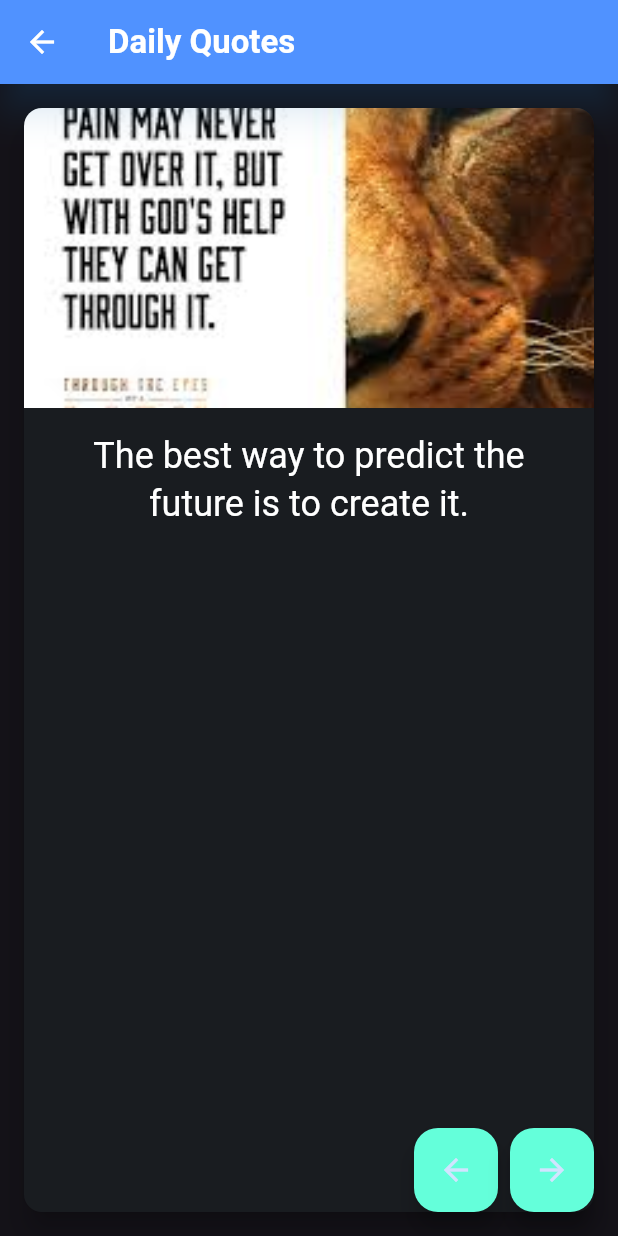
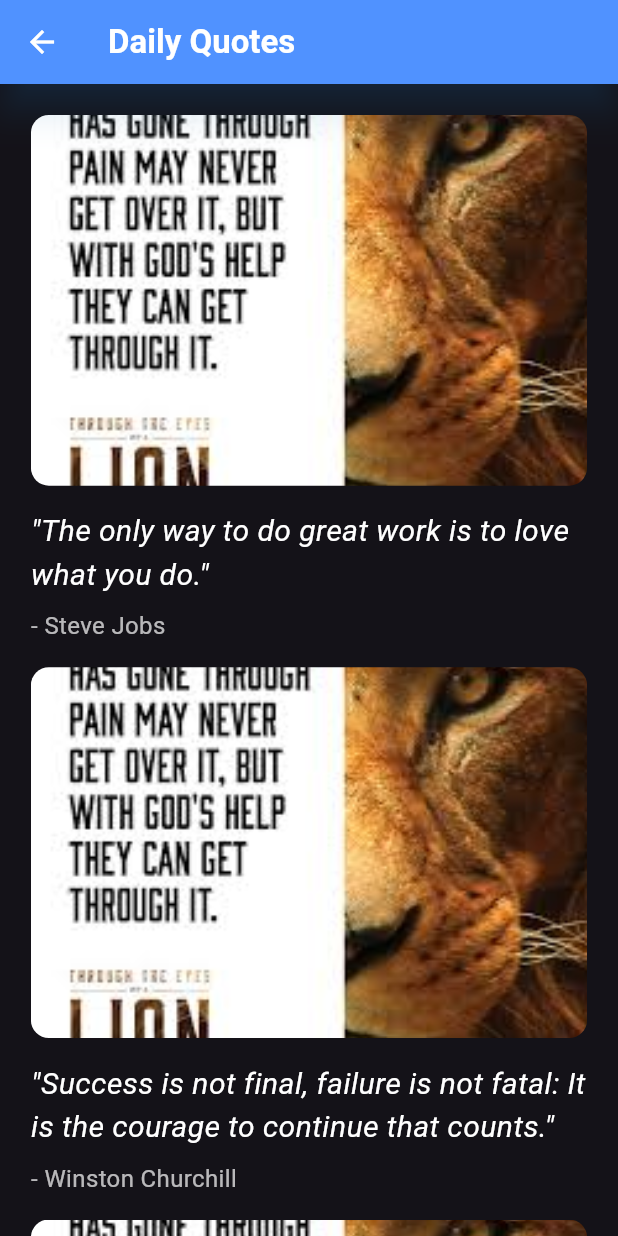
Before and after one commit to sajidbaba1/Habit-Tracker-App, a Flutter app: the DailyQuotesScreen screen opened directly, on a phone screen of 412 x 824 dp. Run offline on Flutter 3.47's test engine with Material 3 defaults, Android fonts, the phone set to English and light mode, and no system bars; our stand-ins replace animated_text_kit, flutter_colorpicker, get_it, rxdart, sqflite; accounts and stored records are empty.

Commit message:
some of the files edited

```diff
--- a/lib/screens/daily_quotes_screen.dart
+++ b/lib/screens/daily_quotes_screen.dart
@@ -1,96 +1,126 @@
 import 'package:flutter/material.dart';
-import 'package:animations/animations.dart';
+import 'package:habit_tracker_app/services/navigation_service.dart';
+import 'package:get_it/get_it.dart';
 
-class DailyQuotesScreen extends StatefulWidget {
+class DailyQuotesScreen extends StatelessWidget {
   const DailyQuotesScreen({super.key});
 
   @override
-  _DailyQuotesScreenState createState() => _DailyQuotesScreenState();
-}
+  Widget build(BuildContext context) {
+    final navigationService = GetIt.I<NavigationService>();
+    final screenWidth = MediaQuery.of(context).size.width;
+    final screenHeight = MediaQuery.of(context).size.height;
 
-class _DailyQuotesScreenState extends State<DailyQuotesScreen> {
-  final List<Map<String, String>> quotes = [
-    {'text': 'The best way to predict the future is to create it.', 'image': 'assets/images/quote1.jpg'},
-    {'text': 'Success is not final, failure is not fatal.', 'image': 'assets/images/quote2.jpg'},
-    {'text': 'Believe you can and you\'re halfway there.', 'image': 'assets/images/quote3.jpg'},
-  ];
-  int _currentIndex = 0;
-
-  void _nextQuote() {
-    setState(() {
-      _currentIndex = (_currentIndex + 1) % quotes.length;
-    });
-  }
-
-  void _previousQuote() {
-    setState(() {
-      _currentIndex = (_currentIndex - 1) % quotes.length;
-      if (_currentIndex < 0) _currentIndex = quotes.length - 1;
-    });
-  }
-
-  @override
-  Widget build(BuildContext context) {
     return Scaffold(
       appBar: AppBar(
-        title: const Text('Daily Quotes', style: TextStyle(fontWeight: FontWeight.bold, color: Colors.white)),
+        title: Text(
+          'Daily Quotes',
+          style: TextStyle(fontWeight: FontWeight.bold, color: Theme.of(context).colorScheme.onPrimary),
+        ),
         backgroundColor: Theme.of(context).colorScheme.primary,
         elevation: 10,
-        shadowColor: Colors.blue.withOpacity(0.3),
+        shadowColor: Colors.blue.withValues(alpha: 0.3),
+        leading: IconButton(
+          icon: Icon(Icons.arrow_back, color: Theme.of(context).colorScheme.onPrimary),
+          onPressed: () => navigationService.goBack(),
+        ),
       ),
-      body: PageTransitionSwitcher(
-        duration: const Duration(milliseconds: 500),
-        transitionBuilder: (child, animation, secondaryAnimation) {
-          return FadeThroughTransition(
-            animation: animation,
-            secondaryAnimation: secondaryAnimation,
-            child: child,
-          );
-        },
-        child: Card(
-          key: ValueKey(_currentIndex),
-          elevation: 8,
-          margin: const EdgeInsets.all(16.0),
-          shape: RoundedRectangleBorder(borderRadius: BorderRadius.circular(12)),
+      body: SafeArea(
+        child: SingleChildScrollView(
+          padding: EdgeInsets.all(screenWidth * 0.05),
           child: Column(
+            crossAxisAlignment: CrossAxisAlignment.start,
             children: [
-              ClipRRect(
-                borderRadius: const BorderRadius.only(
-                  topLeft: Radius.circular(12),
-                  topRight: Radius.circular(12),
+              Center(
+                child: ClipRRect(
+                  borderRadius: BorderRadius.circular(12.0),
+                  child: Image.asset(
+                    'assets/images/quote1.jpg',
+                    width: screenWidth * 0.9,
+                    height: screenHeight * 0.3,
+                    fit: BoxFit.cover,
+                  ),
                 ),
-                child: Image.asset(quotes[_currentIndex]['image']!, fit: BoxFit.cover, height: 200, width: double.infinity),
               ),
-              Padding(
-                padding: const EdgeInsets.all(16.0),
-                child: Text(
-                  quotes[_currentIndex]['text']!,
-                  style: Theme.of(context).textTheme.headlineSmall?.copyWith(color: Theme.of(context).colorScheme.onSurface),
-                  textAlign: TextAlign.center,
+              const SizedBox(height: 16.0),
+              Text(
+                '"The only way to do great work is to love what you do."',
+                style: TextStyle(
+                  fontSize: 20,
+                  fontStyle: FontStyle.italic,
+                  color: Theme.of(context).colorScheme.onSurface,
+                ),
+              ),
+              const SizedBox(height: 8.0),
+              Text(
+                '- Steve Jobs',
+                style: TextStyle(
+                  fontSize: 16,
+                  color: Theme.of(context).colorScheme.onSurface.withValues(alpha: 0.7),
+                ),
+              ),
+              const SizedBox(height: 16.0),
+              Center(
+                child: ClipRRect(
+                  borderRadius: BorderRadius.circular(12.0),
+                  child: Image.asset(
+                    'assets/images/quote2.jpg',
+                    width: screenWidth * 0.9,
+                    height: screenHeight * 0.3,
+                    fit: BoxFit.cover,
+                  ),
+                ),
+              ),
+              const SizedBox(height: 16.0),
+              Text(
+                '"Success is not final, failure is not fatal: It is the courage to continue that counts."',
+                style: TextStyle(
+                  fontSize: 20,
+                  fontStyle: FontStyle.italic,
+                  color: Theme.of(context).colorScheme.onSurface,
+                ),
+              ),
+              const SizedBox(height: 8.0),
+              Text(
+                '- Winston Churchill',
+                style: TextStyle(
+                  fontSize: 16,
+                  color: Theme.of(context).colorScheme.onSurface.withValues(alpha: 0.7),
+                ),
+              ),
+              const SizedBox(height: 16.0),
+              Center(
+                child: ClipRRect(
+                  borderRadius: BorderRadius.circular(12.0),
+                  child: Image.asset(
+                    'assets/images/quote3.jpg',
+                    width: screenWidth * 0.9,
+                    height: screenHeight * 0.3,
+                    fit: BoxFit.cover,
+                  ),
+                ),
+              ),
+              const SizedBox(height: 16.0),
+              Text(
+                '"Believe you can and you\'re halfway there."',
+                style: TextStyle(
+                  fontSize: 20,
+                  fontStyle: FontStyle.italic,
+                  color: Theme.of(context).colorScheme.onSurface,
+                ),
+              ),
+              const SizedBox(height: 8.0),
+              Text(
+                '- Theodore Roosevelt',
+                style: TextStyle(
+                  fontSize: 16,
+                  color: Theme.of(context).colorScheme.onSurface.withValues(alpha: 0.7),
                 ),
               ),
             ],
           ),
         ),
       ),
-      floatingActionButton: Row(
-        mainAxisAlignment: MainAxisAlignment.end,
-        children: [
-          FloatingActionButton(
-            onPressed: _previousQuote,
-            child: const Icon(Icons.arrow_back),
-            heroTag: 'prevQuote',
-            backgroundColor: Theme.of(context).colorScheme.secondary,
-          ),
-          const SizedBox(width: 8),
-          FloatingActionButton(
-            onPressed: _nextQuote,
-            child: const Icon(Icons.arrow_forward),
-            heroTag: 'nextQuote',
-            backgroundColor: Theme.of(context).colorScheme.secondary,
-          ),
-        ],
-      ),
     );
   }
 }
```
Also changed, not shown: lib/main.dart (+7 -3 lines), lib/providers/habit_provider.dart (+15 -15 lines), lib/screens/add_habit_screen.dart (+28 -25 lines), lib/screens/daily_motivation_screen.dart (+56 -44 lines), lib/screens/home_screen.dart (+3 -4 lines), lib/widgets/habit_card.dart (+82 -53 lines).
